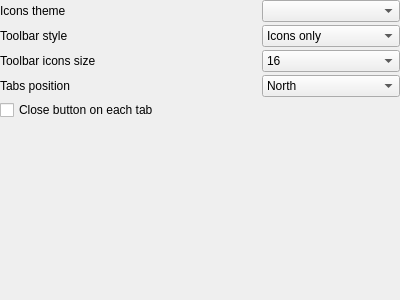
The window that src/app/ui/forms/ViewSettingsPage.ui (Mezomish/juffed) describes before a commit, drawn with Qt 5.
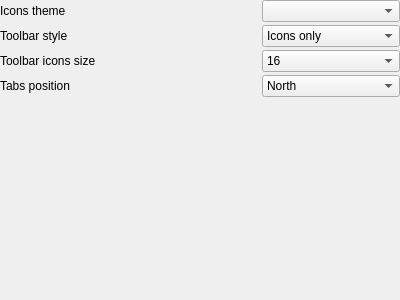
The same window after the commit.

Commit message: Added settings for toolbar style, icons size and for tabbar position

The edit to the form file:
```diff
--- a/src/app/ui/forms/ViewSettingsPage.ui
+++ b/src/app/ui/forms/ViewSettingsPage.ui
@@ -20,7 +20,7 @@
    <property name="spacing">
     <number>3</number>
    </property>
-   <item row="7" column="2">
+   <item row="6" column="2">
     <spacer>
      <property name="orientation">
       <enum>Qt::Vertical</enum>
@@ -144,13 +144,6 @@
      </item>
     </widget>
    </item>
-   <item row="6" column="0">
-    <widget class="QCheckBox" name="closeBtnsChk">
-     <property name="text">
-      <string>Close button on each tab</string>
-     </property>
-    </widget>
-   </item>
   </layout>
  </widget>
  <resources/>
```
The commit also changes 8 other files.
